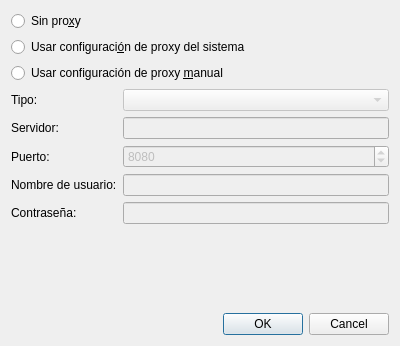
Old version of the form settings.ui in the repository javierllorente/qdc.
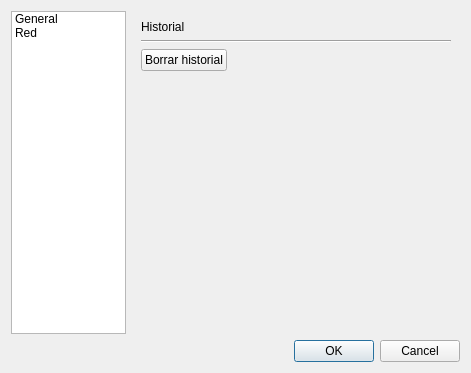
New version of the form. Icons and pictures are not drawn.

Commit message: Diálogo de ajustes mejorado, opción de borrar historial añadida

```diff
--- a/settings.ui
+++ b/settings.ui
@@ -6,14 +6,146 @@
    <rect>
     <x>0</x>
     <y>0</y>
-    <width>400</width>
-    <height>346</height>
+    <width>471</width>
+    <height>373</height>
    </rect>
   </property>
   <property name="windowTitle">
    <string>Ajustes</string>
   </property>
-  <layout class="QVBoxLayout" name="verticalLayout">
+  <layout class="QGridLayout" name="gridLayout">
+   <item row="1" column="1">
+    <widget class="QDialogButtonBox" name="buttonBox">
+     <property name="orientation">
+      <enum>Qt::Horizontal</enum>
+     </property>
+     <property name="standardButtons">
+      <set>QDialogButtonBox::Cancel|QDialogButtonBox::Ok</set>
+     </property>
+    </widget>
+   </item>
+   <item row="0" column="0">
+    <widget class="QListWidget" name="listWidget">
+     <property name="sizePolicy">
+      <sizepolicy hsizetype="Preferred" vsizetype="Preferred">
+       <horstretch>0</horstretch>
+       <verstretch>0</verstretch>
+      </sizepolicy>
+     </property>
+     <property name="minimumSize">
+      <size>
+       <width>115</width>
+       <height>0</height>
+      </size>
+     </property>
+     <property name="maximumSize">
+      <size>
+       <width>115</width>
+       <height>16777215</height>
+      </size>
+     </property>
+     <item>
+      <property name="text">
+       <string>General</string>
+      </property>
+      <property name="icon">
+       <iconset>
+        <normalon>:/iconos/32x32/configure.png</normalon>
+       </iconset>
+      </property>
+     </item>
+     <item>
+      <property name="text">
+       <string>Red</string>
+      </property>
+      <property name="icon">
+       <iconset>
+        <normalon>:/iconos/32x32/preferences-system-network.png</normalon>
+       </iconset>
+      </property>
+     </item>
+    </widget>
+   </item>
+   <item row="0" column="1">
+    <widget class="QStackedWidget" name="stackedWidget">
+     <property name="sizePolicy">
+      <sizepolicy hsizetype="Expanding" vsizetype="Expanding">
+       <horstretch>0</horstretch>
+       <verstretch>0</verstretch>
+      </sizepolicy>
+     </property>
+     <widget class="QWidget" name="generalPage">
+      <layout class="QGridLayout" name="gridLayout_3">
+       <item row="1" column="0">
+        <layout class="QVBoxLayout" name="verticalLayoutHistorial">
+         <property name="sizeConstraint">
+          <enum>QLayout::SetDefaultConstraint</enum>
+         </property>
+         <item>
+          <widget class="QLabel" name="labelHistorial">
+           <property name="sizePolicy">
+            <sizepolicy hsizetype="Preferred" vsizetype="Fixed">
+             <horstretch>0</horstretch>
+             <verstretch>0</verstretch>
+            </sizepolicy>
+           </property>
+           <property name="text">
+            <string>Historial</string>
+           </property>
+          </widget>
+         </item>
+         <item>
+          <widget class="Line" name="lineHistorial">
+           <property name="sizePolicy">
+            <sizepolicy hsizetype="Expanding" vsizetype="Fixed">
+             <horstretch>0</horstretch>
+             <verstretch>0</verstretch>
+            </sizepolicy>
+           </property>
+           <property name="orientation">
+            <enum>Qt::Horizontal</enum>
+           </property>
+          </widget>
+         </item>
+         <item>
+          <widget class="QPushButton" name="pushButtonBorrarHistorial">
+           <property name="sizePolicy">
+            <sizepolicy hsizetype="Fixed" vsizetype="Fixed">
+             <horstretch>0</horstretch>
+             <verstretch>0</verstretch>
+            </sizepolicy>
+           </property>
+           <property name="text">
+            <string>Borrar historial</string>
+           </property>
+           <property name="icon">
+            <iconset>
+             <normalon>:/iconos/16x16/edit-clear-history.png</normalon>
+            </iconset>
+           </property>
+          </widget>
+         </item>
+         <item>
+          <spacer name="verticalSpacerHistorial">
+           <property name="orientation">
+            <enum>Qt::Vertical</enum>
+           </property>
+           <property name="sizeHint" stdset="0">
+            <size>
+             <width>20</width>
+             <height>40</height>
+            </size>
+           </property>
+          </spacer>
+         </item>
+        </layout>
+       </item>
+      </layout>
+     </widget>
+     <widget class="QWidget" name="networkPage">
+      <layout class="QGridLayout" name="gridLayout_2">
+       <item row="0" column="0">
+        <layout class="QVBoxLayout" name="verticalLayoutProxyRadioGroup">
    <item>
     <widget class="QRadioButton" name="radioButtonNoProxy">
      <property name="text">
@@ -44,7 +176,9 @@
      </attribute>
     </widget>
    </item>
-   <item>
+        </layout>
+       </item>
+       <item row="2" column="0">
     <layout class="QFormLayout" name="formLayoutProxy">
      <item row="1" column="0">
       <widget class="QLabel" name="labelProxyType">
@@ -130,14 +264,24 @@
      </item>
     </layout>
    </item>
-   <item>
-    <widget class="QDialogButtonBox" name="buttonBox">
+       <item row="1" column="0">
+        <spacer name="verticalSpacerProxy">
      <property name="orientation">
-      <enum>Qt::Horizontal</enum>
-     </property>
-     <property name="standardButtons">
-      <set>QDialogButtonBox::Cancel|QDialogButtonBox::Ok</set>
-     </property>
+          <enum>Qt::Vertical</enum>
+         </property>
+         <property name="sizeType">
+          <enum>QSizePolicy::Fixed</enum>
+         </property>
+         <property name="sizeHint" stdset="0">
+          <size>
+           <width>20</width>
+           <height>10</height>
+          </size>
+         </property>
+        </spacer>
+       </item>
+      </layout>
+     </widget>
     </widget>
    </item>
   </layout>
```
Lines whose indentation alone changed are shown as unchanged. The commit also changes 3 other files.
